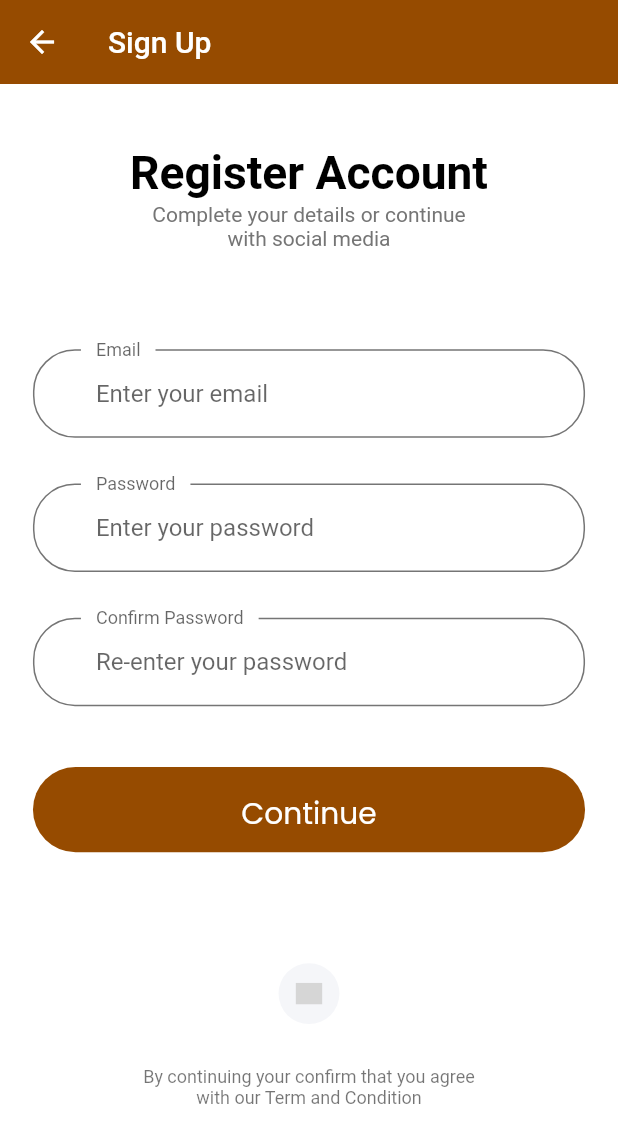
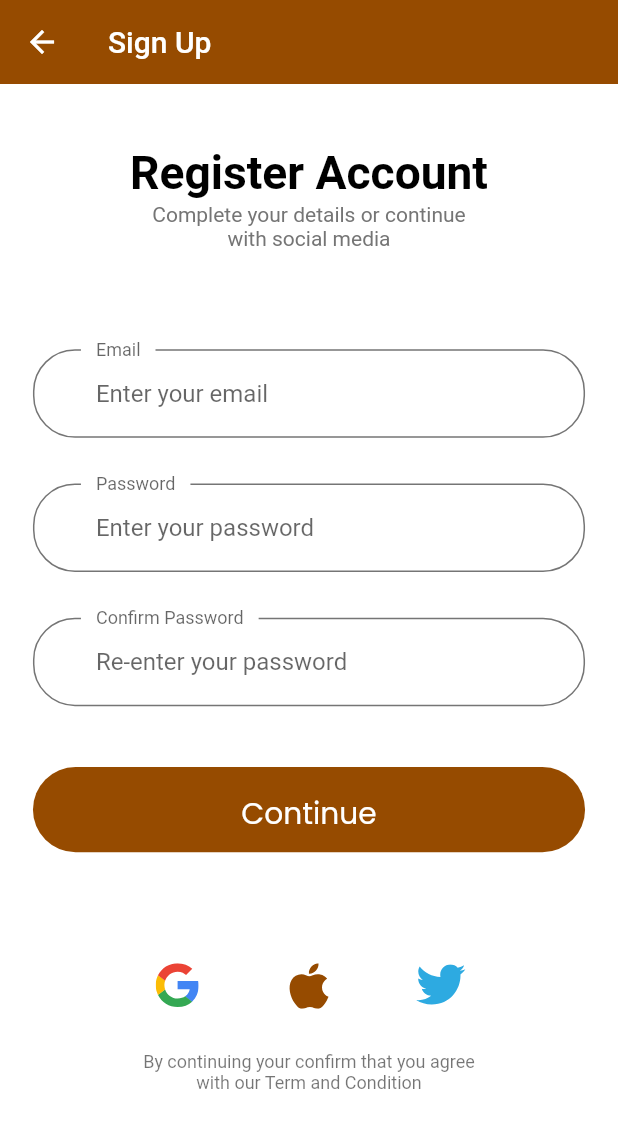
Before and after one commit to EddieKe/NIVA_AFRICA, a Flutter app: the SignUpScreen screen opened by its route, on a phone screen of 412 x 824 dp. Shown: the top 1143 px of the screen. Run offline on Flutter 3.47's test engine with Material 2 defaults, Android fonts, the light colour scheme and no system bars; our stand-ins replace cloud_firestore, firebase_core, flutter_svg, get, video_player; accounts and stored records are empty; Roboto replaces fonts that are missing (poppins); grey boxes are pictures that could not be loaded.

Commit message:
rendered social media logins

```diff
--- a/lib/screens/sign_up_screen/signup/sign_up_body.dart
+++ b/lib/screens/sign_up_screen/signup/sign_up_body.dart
@@ -1,9 +1,28 @@
 import 'package:flutter/material.dart';
-import 'package:niva/components/main_components.dart/socal_card.dart';
+// import 'package:niva/components/main_components.dart/socal_card.dart';
 import 'package:niva/utilities/constants.dart';
 import 'package:niva/utilities/dimensions2.dart';
+import 'package:flutter_svg/flutter_svg.dart';
 
 import 'sign_up_form.dart';
+class SocalCard extends StatelessWidget {
+  final String icon;
+  final Function press;
+  const SocalCard({Key? key, required this.icon, required this.press})
+      : super(key: key);
+
+  @override
+  Widget build(BuildContext context) {
+    return GestureDetector(
+      onTap: () => press(),
+      child: SizedBox(
+        height: getProportionateScreenHeight(30),
+        width: getProportionateScreenWidth(30),
+        child: SvgPicture.asset(icon),
+      ),
+    );
+  }
+}
 
 class Body extends StatelessWidget {
   const Body({super.key});
@@ -28,16 +47,26 @@ class Body extends StatelessWidget {
                 SizedBox(height: Dimensions2.screenHeight * 0.08),
                 const SignUpForm(),
                 SizedBox(height: Dimensions2.screenHeight * 0.08),
-                // ignore: avoid_unnecessary_containers
+
                 Container(
                   padding: const EdgeInsets.all(8.0),
                   child: Row(
                     mainAxisAlignment: MainAxisAlignment.center,
                     children: [
                       SocalCard(
-                        icon: "assets/icons/google-icon.svg",
-                        press: () {},
-                      ),
+                          icon: "assets/image/icons/google-icon.svg",
+                          press: () {},
+                        ),
+                        SizedBox(width: getProportionateScreenWidth(50)),
+                        SocalCard(
+                          icon: "assets/image/icons/apple-icon.svg",
+                          press: () {},
+                        ),
+                        SizedBox(width: getProportionateScreenWidth(50)),
+                        SocalCard(
+                          icon: "assets/image/icons/twitter-icon.svg",
+                          press: () {},
+                        ),
                     ],
                   ),
                 ),
```
